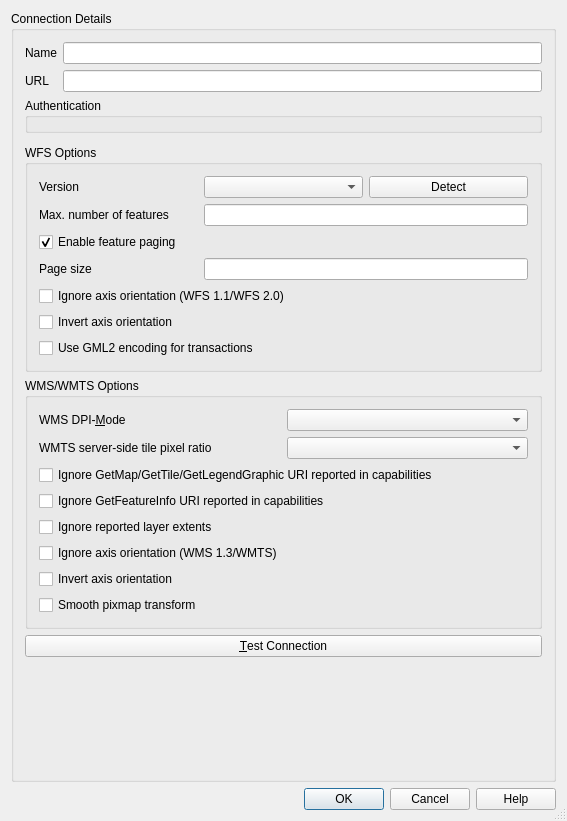
Old version of the form src/ui/qgsnewhttpconnectionbase.ui in the repository nextgis/nextgisqgis.
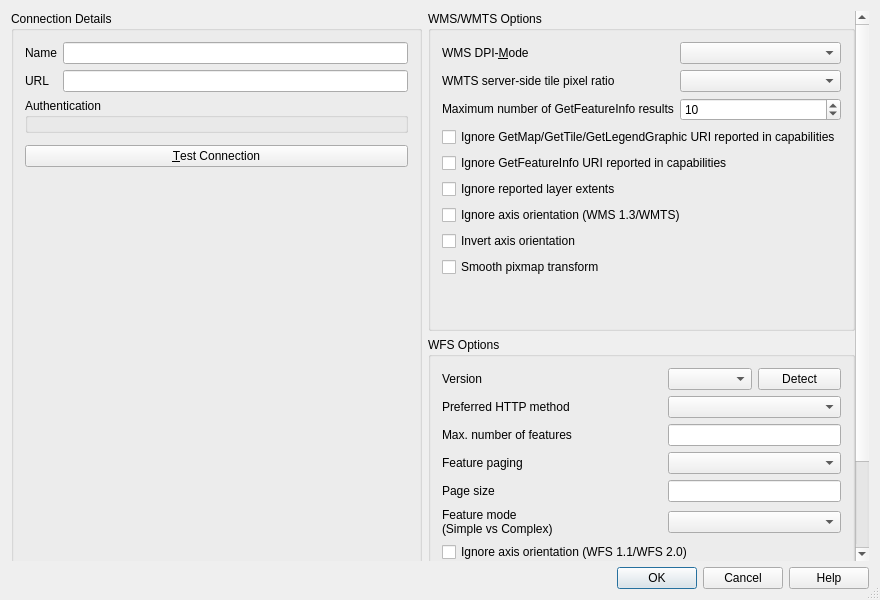
New version of the form. Custom widgets are drawn as their Qt base class.

```diff
--- a/src/ui/qgsnewhttpconnectionbase.ui
+++ b/src/ui/qgsnewhttpconnectionbase.ui
@@ -6,8 +6,8 @@
    <rect>
     <x>0</x>
     <y>0</y>
-    <width>567</width>
-    <height>821</height>
+    <width>880</width>
+    <height>600</height>
    </rect>
   </property>
   <property name="windowTitle">
@@ -19,167 +19,207 @@
   <property name="modal">
    <bool>true</bool>
   </property>
-  <layout class="QGridLayout" name="gridLayout_4">
-   <item row="0" column="0">
+  <layout class="QVBoxLayout" name="verticalLayout_3">
+   <item>
+    <widget class="QgsScrollArea" name="scrollArea">
+     <property name="frameShape">
+      <enum>QFrame::NoFrame</enum>
+     </property>
+     <property name="widgetResizable">
+      <bool>true</bool>
+     </property>
+     <widget class="QWidget" name="scrollAreaWidgetContents">
+      <property name="geometry">
+       <rect>
+        <x>0</x>
+        <y>0</y>
+        <width>920</width>
+        <height>862</height>
+       </rect>
+      </property>
+      <layout class="QHBoxLayout" name="horizontalLayout">
+       <property name="leftMargin">
+        <number>0</number>
+       </property>
+       <property name="topMargin">
+        <number>0</number>
+       </property>
+       <property name="rightMargin">
+        <number>0</number>
+       </property>
+       <property name="bottomMargin">
+        <number>0</number>
+       </property>
+       <item>
     <widget class="QGroupBox" name="mGroupBox">
      <property name="title">
       <string>Connection Details</string>
      </property>
-     <layout class="QGridLayout">
-      <item row="3" column="0" colspan="2">
-       <widget class="QGroupBox" name="mWfsOptionsGroupBox">
-        <property name="title">
-         <string>WFS Options</string>
-        </property>
-        <layout class="QGridLayout" name="gridLayout1">
-         <item row="0" column="0">
-          <widget class="QLabel" name="lblVersion">
-           <property name="text">
-            <string>Version</string>
-           </property>
-          </widget>
-         </item>
-         <item row="0" column="2">
-          <widget class="QPushButton" name="mWfsVersionDetectButton">
-           <property name="text">
-            <string>Detect</string>
-           </property>
-          </widget>
-         </item>
-         <item row="5" column="0" colspan="3">
-          <widget class="QCheckBox" name="cbxWfsIgnoreAxisOrientation">
-           <property name="text">
-            <string>Ignore axis orientation (WFS 1.1/WFS 2.0)</string>
-           </property>
-          </widget>
-         </item>
+         <layout class="QGridLayout" name="gridLayout">
          <item row="2" column="0">
-          <widget class="QLabel" name="lblMaxNumFeatures">
+           <widget class="QLabel" name="TextLabel1_2">
            <property name="text">
-            <string>Max. number of features</string>
-           </property>
-          </widget>
-         </item>
-         <item row="0" column="1">
-          <widget class="QComboBox" name="cmbVersion"/>
-         </item>
-         <item row="4" column="1" colspan="2">
-          <widget class="QLineEdit" name="txtPageSize">
-           <property name="toolTip">
-            <string>&lt;html&gt;&lt;head/&gt;&lt;body&gt;&lt;p&gt;Enter a number to limit the maximum number of features retrieved in a single GetFeature request when paging is enabled. If let to empty, server default will apply.&lt;/p&gt;&lt;/body&gt;&lt;/html&gt;</string>
-           </property>
-          </widget>
-         </item>
-         <item row="6" column="0" colspan="3">
-          <widget class="QCheckBox" name="cbxWfsInvertAxisOrientation">
-           <property name="text">
-            <string>Invert axis orientation</string>
-           </property>
-          </widget>
-         </item>
-         <item row="4" column="0">
-          <widget class="QLabel" name="lblPageSize">
-           <property name="text">
-            <string>Page size</string>
-           </property>
-          </widget>
-         </item>
-         <item row="3" column="0" colspan="3">
-          <widget class="QCheckBox" name="cbxWfsFeaturePaging">
-           <property name="text">
-            <string>Enable feature paging</string>
-           </property>
-           <property name="checked">
+             <string>Name</string>
+            </property>
+            <property name="wordWrap">
             <bool>true</bool>
            </property>
-          </widget>
-         </item>
-         <item row="2" column="1" colspan="2">
-          <widget class="QLineEdit" name="txtMaxNumFeatures">
-           <property name="toolTip">
-            <string>&lt;html&gt;&lt;head/&gt;&lt;body&gt;&lt;p&gt;Enter a number to limit the maximum number of features retrieved per feature request. If let to empty, no limit is set.&lt;/p&gt;&lt;/body&gt;&lt;/html&gt;</string>
+            <property name="margin">
+             <number>5</number>
            </property>
           </widget>
          </item>
-         <item row="7" column="0" colspan="2">
-          <widget class="QCheckBox" name="cbxWfsUseGml2EncodingForTransactions">
-           <property name="toolTip">
-            <string>&lt;html&gt;&lt;head/&gt;&lt;body&gt;&lt;p&gt;This might be necessary on some &lt;span style=&quot; font-weight:600;&quot;&gt;broken&lt;/span&gt; ESRI map servers when using WFS-T 1.1.0.&lt;/p&gt;&lt;/body&gt;&lt;/html&gt;</string>
-           </property>
-           <property name="text">
-            <string>Use GML2 encoding for transactions</string>
+          <item row="6" column="0" colspan="2">
+           <widget class="QGroupBox" name="mAuthGroupBox">
+            <property name="title">
+             <string>Authentication</string>
+            </property>
+            <layout class="QVBoxLayout" name="verticalLayout">
+             <property name="leftMargin">
+              <number>6</number>
+             </property>
+             <property name="topMargin">
+              <number>6</number>
+             </property>
+             <property name="rightMargin">
+              <number>6</number>
+             </property>
+             <property name="bottomMargin">
+              <number>6</number>
+             </property>
+             <item>
+              <widget class="QgsAuthSettingsWidget" name="mAuthSettings" native="true">
+               <property name="sizePolicy">
+                <sizepolicy hsizetype="Preferred" vsizetype="Maximum">
+                 <horstretch>0</horstretch>
+                 <verstretch>0</verstretch>
+                </sizepolicy>
            </property>
           </widget>
          </item>
         </layout>
        </widget>
       </item>
-      <item row="5" column="0" colspan="2">
+          <item row="3" column="0">
+           <widget class="QLabel" name="TextLabel1">
+            <property name="text">
+             <string>URL</string>
+            </property>
+            <property name="margin">
+             <number>5</number>
+            </property>
+           </widget>
+          </item>
+          <item row="2" column="1">
+           <widget class="QLineEdit" name="txtName">
+            <property name="minimumSize">
+             <size>
+              <width>0</width>
+              <height>0</height>
+             </size>
+            </property>
+            <property name="toolTip">
+             <string>Name of the new connection</string>
+            </property>
+            <property name="frame">
+             <bool>true</bool>
+            </property>
+           </widget>
+          </item>
+          <item row="3" column="1">
+           <widget class="QLineEdit" name="txtUrl">
+            <property name="toolTip">
+             <string>HTTP address of the Web Map Server</string>
+            </property>
+           </widget>
+          </item>
+          <item row="7" column="0" colspan="2">
+           <widget class="QgsHttpHeaderWidget" name="mHttpHeaders" native="true">
+            <property name="sizePolicy">
+             <sizepolicy hsizetype="Expanding" vsizetype="Preferred">
+              <horstretch>0</horstretch>
+              <verstretch>0</verstretch>
+             </sizepolicy>
+            </property>
+           </widget>
+          </item>
+          <item row="8" column="0" colspan="2">
        <widget class="QPushButton" name="mTestConnectionButton">
         <property name="text">
          <string>&amp;Test Connection</string>
         </property>
        </widget>
       </item>
-      <item row="6" column="0" colspan="2">
+          <item row="9" column="0" colspan="2">
        <spacer name="verticalSpacer">
         <property name="orientation">
          <enum>Qt::Vertical</enum>
         </property>
         <property name="sizeHint" stdset="0">
          <size>
-          <width>0</width>
-          <height>0</height>
+              <width>20</width>
+              <height>40</height>
          </size>
         </property>
        </spacer>
       </item>
-      <item row="4" column="0" colspan="2">
+         </layout>
+        </widget>
+       </item>
+       <item>
+        <layout class="QVBoxLayout" name="verticalLayout_2">
+         <item>
        <widget class="QGroupBox" name="mWmsOptionsGroupBox">
+           <property name="sizePolicy">
+            <sizepolicy hsizetype="Preferred" vsizetype="Minimum">
+             <horstretch>0</horstretch>
+             <verstretch>0</verstretch>
+            </sizepolicy>
+           </property>
         <property name="title">
          <string>WMS/WMTS Options</string>
         </property>
         <layout class="QGridLayout" name="gridLayout_2">
-         <item row="5" column="0" colspan="2">
+            <item row="0" column="1">
+             <widget class="QComboBox" name="cmbDpiMode"/>
+            </item>
+            <item row="1" column="1">
+             <widget class="QComboBox" name="cmbTilePixelRatio"/>
+            </item>
+            <item row="2" column="1">
+             <widget class="QSpinBox" name="sbFeatureCount">
+              <property name="toolTip">
+               <string>&lt;html&gt;&lt;head/&gt;&lt;body&gt;&lt;p&gt;Specify a default value for FEATURE_COUNT when a new layer is created from this connection. &lt;/p&gt;&lt;p&gt;FEATURE_COUNT defines the maximum number of results returned by a GetFeatureInfo request, if not specified the server default value (usually 1) will be used.&lt;/p&gt;&lt;p&gt;Set to 0 to use server default: no FEATURE_COUNT parameter will be added to the request.&lt;/p&gt;&lt;p&gt;&lt;br/&gt;&lt;/p&gt;&lt;/body&gt;&lt;/html&gt;</string>
+              </property>
+              <property name="specialValueText">
+               <string>server default</string>
+              </property>
+              <property name="minimum">
+               <number>0</number>
+              </property>
+              <property name="maximum">
+               <number>1000</number>
+              </property>
+              <property name="value">
+               <number>10</number>
+              </property>
+             </widget>
+            </item>
+            <item row="8" column="0" colspan="2">
           <widget class="QCheckBox" name="cbxWmsIgnoreAxisOrientation">
            <property name="text">
             <string>Ignore axis orientation (WMS 1.3/WMTS)</string>
            </property>
           </widget>
          </item>
-         <item row="3" column="0" colspan="2">
-          <widget class="QCheckBox" name="cbxIgnoreGetFeatureInfoURI">
-           <property name="text">
-            <string>Ignore GetFeatureInfo URI reported in capabilities</string>
-           </property>
-          </widget>
-         </item>
-         <item row="2" column="0" colspan="2">
-          <widget class="QCheckBox" name="cbxIgnoreGetMapURI">
-           <property name="text">
-            <string>Ignore GetMap/GetTile/GetLegendGraphic URI reported in capabilities</string>
-           </property>
-          </widget>
-         </item>
-         <item row="10" column="0" colspan="2">
-          <widget class="QCheckBox" name="cbxSmoothPixmapTransform">
-           <property name="text">
-            <string>Smooth pixmap transform</string>
-           </property>
-          </widget>
-         </item>
-         <item row="6" column="0" colspan="2">
-          <widget class="QCheckBox" name="cbxWmsInvertAxisOrientation">
-           <property name="text">
-            <string>Invert axis orientation</string>
-           </property>
-          </widget>
-         </item>
-         <item row="0" column="1">
-          <widget class="QComboBox" name="cmbDpiMode"/>
-         </item>
          <item row="0" column="0">
           <widget class="QLabel" name="lblDpiMode">
+              <property name="sizePolicy">
+               <sizepolicy hsizetype="Preferred" vsizetype="Fixed">
+                <horstretch>0</horstretch>
+                <verstretch>0</verstretch>
+               </sizepolicy>
+              </property>
            <property name="text">
             <string>WMS DPI-&amp;Mode</string>
            </property>
@@ -188,11 +228,48 @@
            </property>
           </widget>
          </item>
-         <item row="1" column="1">
-          <widget class="QComboBox" name="cmbTilePixelRatio"/>
+            <item row="13" column="0" colspan="2">
+             <widget class="QCheckBox" name="cbxSmoothPixmapTransform">
+              <property name="text">
+               <string>Smooth pixmap transform</string>
+              </property>
+             </widget>
+            </item>
+            <item row="2" column="0">
+             <widget class="QLabel" name="lblFeatureCount">
+              <property name="sizePolicy">
+               <sizepolicy hsizetype="Preferred" vsizetype="Fixed">
+                <horstretch>0</horstretch>
+                <verstretch>0</verstretch>
+               </sizepolicy>
+              </property>
+              <property name="text">
+               <string>Maximum number of GetFeatureInfo results</string>
+              </property>
+             </widget>
+            </item>
+            <item row="6" column="0" colspan="2">
+             <widget class="QCheckBox" name="cbxIgnoreGetFeatureInfoURI">
+              <property name="text">
+               <string>Ignore GetFeatureInfo URI reported in capabilities</string>
+              </property>
+             </widget>
+            </item>
+            <item row="9" column="0" colspan="2">
+             <widget class="QCheckBox" name="cbxWmsInvertAxisOrientation">
+              <property name="text">
+               <string>Invert axis orientation</string>
+              </property>
+             </widget>
          </item>
          <item row="1" column="0">
           <widget class="QLabel" name="lblTilePixelRatio">
+              <property name="sizePolicy">
+               <sizepolicy hsizetype="Preferred" vsizetype="Fixed">
+                <horstretch>0</horstretch>
+                <verstretch>0</verstretch>
+               </sizepolicy>
+              </property>
            <property name="text">
             <string>WMTS server-side tile pixel ratio</string>
            </property>
@@ -201,131 +278,206 @@
            </property>
           </widget>
          </item>
-         <item row="4" column="0" colspan="2">
+            <item row="7" column="0" colspan="2">
           <widget class="QCheckBox" name="cbxWmsIgnoreReportedLayerExtents">
            <property name="text">
             <string>Ignore reported layer extents</string>
            </property>
           </widget>
          </item>
-        </layout>
+            <item row="5" column="0" colspan="2">
+             <widget class="QCheckBox" name="cbxIgnoreGetMapURI">
+              <property name="text">
+               <string>Ignore GetMap/GetTile/GetLegendGraphic URI reported in capabilities</string>
+              </property>
+             </widget>
+            </item>
+            <item row="14" column="0" colspan="2">
+             <spacer name="verticalSpacer_2">
+              <property name="orientation">
+               <enum>Qt::Vertical</enum>
+              </property>
+              <property name="sizeHint" stdset="0">
+               <size>
+                <width>20</width>
+                <height>40</height>
+               </size>
+              </property>
+             </spacer>
+            </item>
+           </layout>
+          </widget>
+         </item>
+         <item>
+          <widget class="QGroupBox" name="mWfsOptionsGroupBox">
+           <property name="sizePolicy">
+            <sizepolicy hsizetype="Preferred" vsizetype="Minimum">
+             <horstretch>0</horstretch>
+             <verstretch>0</verstretch>
+            </sizepolicy>
+           </property>
+           <property name="title">
+            <string>WFS Options</string>
+           </property>
+           <layout class="QGridLayout" name="gridLayout1">
+            <item row="7" column="0" colspan="3">
+             <widget class="QCheckBox" name="cbxWfsInvertAxisOrientation">
+              <property name="text">
+               <string>Invert axis orientation</string>
+              </property>
+             </widget>
+            </item>
+            <item row="0" column="1">
+             <widget class="QComboBox" name="cmbVersion"/>
+            </item>
+            <item row="3" column="1" colspan="2">
+             <widget class="QComboBox" name="cmbFeaturePaging"/>
+            </item>
+            <item row="4" column="1" colspan="2">
+             <widget class="QLineEdit" name="txtPageSize">
+              <property name="toolTip">
+               <string>&lt;html&gt;&lt;head/&gt;&lt;body&gt;&lt;p&gt;Enter a number to limit the maximum number of features retrieved in a single GetFeature request when paging is enabled. If let to empty, server default will apply.&lt;/p&gt;&lt;/body&gt;&lt;/html&gt;</string>
+              </property>
+             </widget>
+            </item>
+            <item row="3" column="0">
+             <widget class="QLabel" name="lblFeaturePaging">
+              <property name="sizePolicy">
+               <sizepolicy hsizetype="Preferred" vsizetype="Fixed">
+                <horstretch>0</horstretch>
+                <verstretch>0</verstretch>
+               </sizepolicy>
+              </property>
+              <property name="text">
+               <string>Feature paging</string>
+              </property>
        </widget>
       </item>
       <item row="2" column="0">
-       <widget class="QgsHttpHeaderWidget" name="mHttpHeaders" native="true">
+             <widget class="QLabel" name="lblMaxNumFeatures">
         <property name="sizePolicy">
-         <sizepolicy hsizetype="Expanding" vsizetype="Preferred">
+               <sizepolicy hsizetype="Preferred" vsizetype="Fixed">
           <horstretch>0</horstretch>
           <verstretch>0</verstretch>
          </sizepolicy>
         </property>
-       </widget>
-      </item>
-      <item row="0" column="0" colspan="2">
-       <widget class="QFrame" name="frame">
+              <property name="text">
+               <string>Max. number of features</string>
+              </property>
+             </widget>
+            </item>
+            <item row="8" column="0">
+             <widget class="QCheckBox" name="cbxWfsUseGml2EncodingForTransactions">
+              <property name="toolTip">
+               <string>&lt;html&gt;&lt;head/&gt;&lt;body&gt;&lt;p&gt;This might be necessary on some &lt;span style=&quot; font-weight:600;&quot;&gt;broken&lt;/span&gt; ESRI map servers when using WFS-T 1.1.0.&lt;/p&gt;&lt;/body&gt;&lt;/html&gt;</string>
+              </property>
+              <property name="text">
+               <string>Use GML2 encoding for transactions</string>
+              </property>
+             </widget>
+            </item>
+            <item row="0" column="2">
+             <widget class="QPushButton" name="mWfsVersionDetectButton">
+              <property name="text">
+               <string>Detect</string>
+              </property>
+             </widget>
+            </item>
+            <item row="1" column="0">
+             <widget class="QLabel" name="lblVersion_2">
         <property name="sizePolicy">
-         <sizepolicy hsizetype="MinimumExpanding" vsizetype="Minimum">
+               <sizepolicy hsizetype="Preferred" vsizetype="Fixed">
           <horstretch>0</horstretch>
           <verstretch>0</verstretch>
          </sizepolicy>
         </property>
-        <layout class="QGridLayout" name="gridLayout_5">
-         <property name="leftMargin">
-          <number>0</number>
-         </property>
-         <property name="topMargin">
-          <number>0</number>
-         </property>
-         <property name="rightMargin">
-          <number>0</number>
-         </property>
-         <property name="bottomMargin">
-          <number>0</number>
-         </property>
+              <property name="text">
+               <string>Preferred HTTP method</string>
+              </property>
+             </widget>
+            </item>
+            <item row="1" column="1" colspan="2">
+             <widget class="QComboBox" name="mComboHttpMethod"/>
+            </item>
+            <item row="6" column="0" colspan="3">
+             <widget class="QCheckBox" name="cbxWfsIgnoreAxisOrientation">
+              <property name="text">
+               <string>Ignore axis orientation (WFS 1.1/WFS 2.0)</string>
+              </property>
+             </widget>
+            </item>
+            <item row="5" column="1" colspan="2">
+             <widget class="QComboBox" name="mComboWfsFeatureMode"/>
+            </item>
+            <item row="2" column="1" colspan="2">
+             <widget class="QLineEdit" name="txtMaxNumFeatures">
+              <property name="toolTip">
+               <string>&lt;html&gt;&lt;head/&gt;&lt;body&gt;&lt;p&gt;Enter a number to limit the maximum number of features retrieved per feature request. If let to empty, no limit is set.&lt;/p&gt;&lt;/body&gt;&lt;/html&gt;</string>
+              </property>
+             </widget>
+            </item>
+            <item row="4" column="0">
+             <widget class="QLabel" name="lblPageSize">
+              <property name="sizePolicy">
+               <sizepolicy hsizetype="Preferred" vsizetype="Fixed">
+                <horstretch>0</horstretch>
+                <verstretch>0</verstretch>
+               </sizepolicy>
+              </property>
+              <property name="text">
+               <string>Page size</string>
+              </property>
+             </widget>
+            </item>
+            <item row="5" column="0">
+             <widget class="QLabel" name="lblFeatureMode">
+              <property name="sizePolicy">
+               <sizepolicy hsizetype="Preferred" vsizetype="Fixed">
+                <horstretch>0</horstretch>
+                <verstretch>0</verstretch>
+               </sizepolicy>
+              </property>
+              <property name="text">
+               <string>&lt;html&gt;&lt;head/&gt;&lt;body&gt;&lt;p&gt;Feature mode&lt;br/&gt;(Simple vs Complex)&lt;/p&gt;&lt;/body&gt;&lt;/html&gt;</string>
+              </property>
+             </widget>
+            </item>
          <item row="0" column="0">
-          <widget class="QLabel" name="TextLabel1_2">
-           <property name="text">
-            <string>Name</string>
-           </property>
-           <property name="wordWrap">
-            <bool>true</bool>
-           </property>
-           <property name="margin">
-            <number>5</number>
-           </property>
-          </widget>
-         </item>
-         <item row="0" column="1">
-          <widget class="QLineEdit" name="txtName">
-           <property name="minimumSize">
-            <size>
-             <width>0</width>
-             <height>0</height>
-            </size>
-           </property>
-           <property name="toolTip">
-            <string>Name of the new connection</string>
-           </property>
-           <property name="frame">
-            <bool>true</bool>
-           </property>
-          </widget>
-         </item>
-         <item row="1" column="0">
-          <widget class="QLabel" name="TextLabel1">
-           <property name="text">
-            <string>URL</string>
-           </property>
-           <property name="margin">
-            <number>5</number>
-           </property>
-          </widget>
-         </item>
-         <item row="1" column="1">
-          <widget class="QLineEdit" name="txtUrl">
-           <property name="toolTip">
-            <string>HTTP address of the Web Map Server</string>
-           </property>
-          </widget>
-         </item>
-        </layout>
-       </widget>
-      </item>
-      <item row="1" column="0" colspan="2">
-       <widget class="QGroupBox" name="mAuthGroupBox">
-        <property name="title">
-         <string>Authentication</string>
-        </property>
-        <layout class="QVBoxLayout" name="verticalLayout">
-         <property name="leftMargin">
-          <number>6</number>
-         </property>
-         <property name="topMargin">
-          <number>6</number>
-         </property>
-         <property name="rightMargin">
-          <number>6</number>
-         </property>
-         <property name="bottomMargin">
-          <number>6</number>
-         </property>
-         <item>
-          <widget class="QgsAuthSettingsWidget" name="mAuthSettings" native="true">
+             <widget class="QLabel" name="lblVersion">
            <property name="sizePolicy">
-            <sizepolicy hsizetype="Preferred" vsizetype="Maximum">
+               <sizepolicy hsizetype="Preferred" vsizetype="Fixed">
              <horstretch>0</horstretch>
              <verstretch>0</verstretch>
             </sizepolicy>
            </property>
-          </widget>
-         </item>
+              <property name="text">
+               <string>Version</string>
+              </property>
+             </widget>
+            </item>
+            <item row="9" column="0" colspan="3">
+             <spacer name="verticalSpacer_3">
+              <property name="orientation">
+               <enum>Qt::Vertical</enum>
+              </property>
+              <property name="sizeHint" stdset="0">
+               <size>
+                <width>20</width>
+                <height>40</height>
+               </size>
+              </property>
+             </spacer>
+            </item>
         </layout>
        </widget>
       </item>
      </layout>
-    </widget>
+       </item>
+      </layout>
+     </widget>
+    </widget>
    </item>
-   <item row="1" column="0">
+   <item>
     <widget class="QDialogButtonBox" name="buttonBox">
      <property name="standardButtons">
       <set>QDialogButtonBox::Cancel|QDialogButtonBox::Help|QDialogButtonBox::Ok</set>
@@ -342,6 +494,12 @@
    <header>qgsauthsettingswidget.h</header>
    <container>1</container>
   </customwidget>
+  <customwidget>
+   <class>QgsScrollArea</class>
+   <extends>QScrollArea</extends>
+   <header>qgsscrollarea.h</header>
+   <container>1</container>
+  </customwidget>
   <customwidget>
    <class>QgsHttpHeaderWidget</class>
    <extends>QWidget</extends>
```
Left out of the diff: 19 changed lines with no effect on the pictures. Lines whose indentation alone changed are shown as unchanged.
